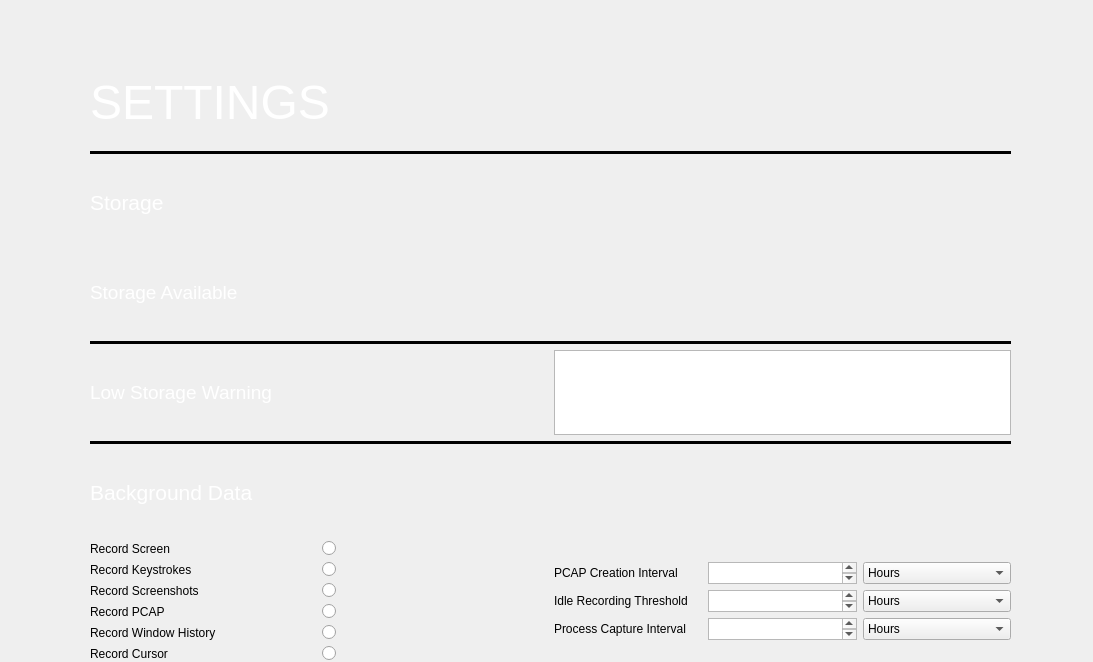
Qt form src/ui/Settings/Settings.ui (komodo6/AVERT) before a commit.
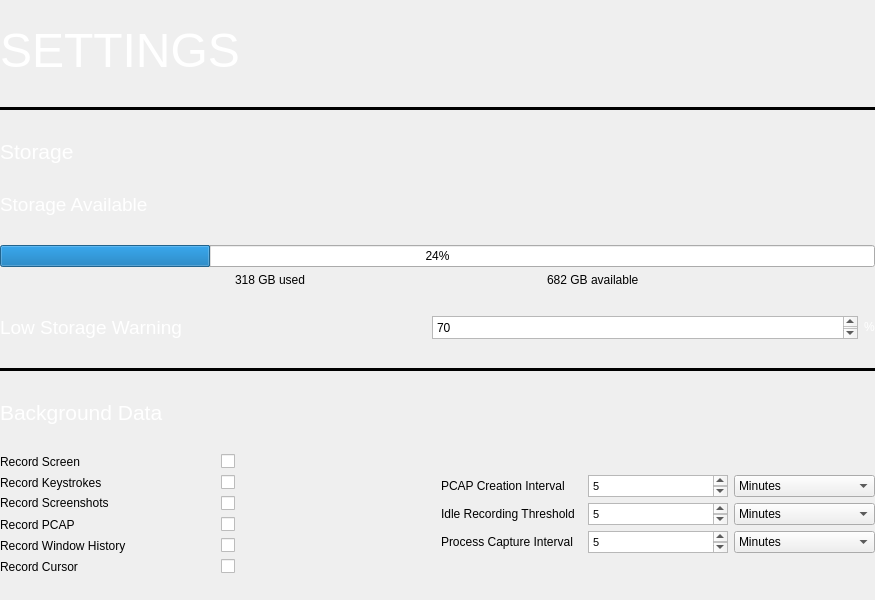
The same form after that commit.

Patch:
```diff
--- a/src/ui/Settings/Settings.ui
+++ b/src/ui/Settings/Settings.ui
@@ -6,8 +6,8 @@
    <rect>
     <x>0</x>
     <y>0</y>
-    <width>1093</width>
-    <height>662</height>
+    <width>875</width>
+    <height>600</height>
    </rect>
   </property>
   <property name="windowTitle">
@@ -16,21 +16,27 @@
   <widget class="QWidget" name="verticalLayoutWidget">
    <property name="geometry">
     <rect>
-     <x>90</x>
-     <y>60</y>
-     <width>921</width>
-     <height>601</height>
+     <x>0</x>
+     <y>0</y>
+     <width>875</width>
+     <height>600</height>
     </rect>
    </property>
-   <layout class="QVBoxLayout" name="verticalLayout" stretch="1,1,1,1,1,1,1,1,4">
+   <layout class="QVBoxLayout" name="verticalLayout" stretch="0,0,0,0,0,0,0,0,1">
     <property name="spacing">
      <number>6</number>
     </property>
     <property name="sizeConstraint">
-     <enum>QLayout::SetMaximumSize</enum>
+     <enum>QLayout::SetMinimumSize</enum>
     </property>
     <item>
      <widget class="QLabel" name="label">
+      <property name="sizePolicy">
+       <sizepolicy hsizetype="Preferred" vsizetype="Fixed">
+        <horstretch>0</horstretch>
+        <verstretch>0</verstretch>
+       </sizepolicy>
+      </property>
       <property name="lineWidth">
        <number>1</number>
       </property>
@@ -54,6 +60,12 @@
     </item>
     <item>
      <widget class="QLabel" name="label_2">
+      <property name="sizePolicy">
+       <sizepolicy hsizetype="Preferred" vsizetype="Fixed">
+        <horstretch>0</horstretch>
+        <verstretch>0</verstretch>
+       </sizepolicy>
+      </property>
       <property name="text">
        <string>&lt;html&gt;&lt;head/&gt;&lt;body&gt;&lt;p&gt;&lt;span style=&quot; font-size:16pt; color:#ffffff;&quot;&gt;Storage&lt;/span&gt;&lt;/p&gt;&lt;/body&gt;&lt;/html&gt;</string>
       </property>
@@ -61,33 +73,70 @@
     </item>
     <item>
      <widget class="QLabel" name="label_3">
+      <property name="sizePolicy">
+       <sizepolicy hsizetype="Preferred" vsizetype="Fixed">
+        <horstretch>0</horstretch>
+        <verstretch>0</verstretch>
+       </sizepolicy>
+      </property>
       <property name="text">
        <string>&lt;html&gt;&lt;head/&gt;&lt;body&gt;&lt;p&gt;&lt;span style=&quot; font-size:14pt; color:#ffffff;&quot;&gt;Storage Available&lt;/span&gt;&lt;/p&gt;&lt;/body&gt;&lt;/html&gt;</string>
       </property>
      </widget>
     </item>
     <item>
-     <widget class="Line" name="line_2">
-      <property name="frameShadow">
-       <enum>QFrame::Plain</enum>
-      </property>
-      <property name="lineWidth">
-       <number>100</number>
-      </property>
-      <property name="midLineWidth">
-       <number>100</number>
-      </property>
-      <property name="orientation">
-       <enum>Qt::Horizontal</enum>
-      </property>
-     </widget>
+     <layout class="QVBoxLayout" name="verticalLayout_2">
+      <item>
+       <widget class="QProgressBar" name="progressBar">
+        <property name="value">
+         <number>24</number>
+        </property>
+       </widget>
+      </item>
+      <item>
+       <layout class="QHBoxLayout" name="horizontalLayout_3">
+        <item>
+         <widget class="QLabel" name="label_16">
+          <property name="sizePolicy">
+           <sizepolicy hsizetype="Fixed" vsizetype="Fixed">
+            <horstretch>0</horstretch>
+            <verstretch>0</verstretch>
+           </sizepolicy>
+          </property>
+          <property name="text">
+           <string>318 GB used</string>
+          </property>
+         </widget>
+        </item>
+        <item>
+         <widget class="QLabel" name="label_17">
+          <property name="sizePolicy">
+           <sizepolicy hsizetype="Fixed" vsizetype="Fixed">
+            <horstretch>0</horstretch>
+            <verstretch>0</verstretch>
+           </sizepolicy>
+          </property>
+          <property name="text">
+           <string>682 GB available</string>
+          </property>
+         </widget>
+        </item>
+       </layout>
+      </item>
+     </layout>
     </item>
     <item>
-     <layout class="QHBoxLayout" name="horizontalLayout" stretch="0,0">
+     <layout class="QHBoxLayout" name="horizontalLayout" stretch="0,0,0">
+      <property name="spacing">
+       <number>6</number>
+      </property>
+      <property name="sizeConstraint">
+       <enum>QLayout::SetMinimumSize</enum>
+      </property>
       <item>
        <widget class="QLabel" name="label_4">
         <property name="sizePolicy">
-         <sizepolicy hsizetype="Preferred" vsizetype="Preferred">
+         <sizepolicy hsizetype="Preferred" vsizetype="Fixed">
           <horstretch>0</horstretch>
           <verstretch>0</verstretch>
          </sizepolicy>
@@ -111,12 +160,21 @@
           <verstretch>0</verstretch>
          </sizepolicy>
         </property>
+        <property name="minimumSize">
+         <size>
+          <width>10</width>
+          <height>10</height>
+         </size>
+        </property>
         <property name="baseSize">
          <size>
           <width>0</width>
           <height>0</height>
          </size>
         </property>
+        <property name="plainText">
+         <string>70</string>
+        </property>
         <property name="tabStopWidth">
          <number>40</number>
         </property>
@@ -128,6 +186,19 @@
         </property>
        </widget>
       </item>
+      <item>
+       <widget class="QLabel" name="label_15">
+        <property name="sizePolicy">
+         <sizepolicy hsizetype="Fixed" vsizetype="Fixed">
+          <horstretch>0</horstretch>
+          <verstretch>0</verstretch>
+         </sizepolicy>
+        </property>
+        <property name="text">
+         <string>&lt;html&gt;&lt;head/&gt;&lt;body&gt;&lt;p&gt;&lt;span style=&quot; color:#ffffff;&quot;&gt;%&lt;/span&gt;&lt;/p&gt;&lt;/body&gt;&lt;/html&gt;</string>
+        </property>
+       </widget>
+      </item>
      </layout>
     </item>
     <item>
@@ -151,6 +222,12 @@
     </item>
     <item>
      <widget class="QLabel" name="label_8">
+      <property name="sizePolicy">
+       <sizepolicy hsizetype="Preferred" vsizetype="Fixed">
+        <horstretch>0</horstretch>
+        <verstretch>0</verstretch>
+       </sizepolicy>
+      </property>
       <property name="text">
        <string>&lt;html&gt;&lt;head/&gt;&lt;body&gt;&lt;p&gt;&lt;span style=&quot; font-size:16pt; color:#ffffff;&quot;&gt;Background Data&lt;/span&gt;&lt;/p&gt;&lt;/body&gt;&lt;/html&gt;</string>
       </property>
@@ -160,6 +237,29 @@
      <layout class="QHBoxLayout" name="horizontalLayout_2">
       <item>
        <layout class="QGridLayout" name="gridLayout_2">
+        <property name="sizeConstraint">
+         <enum>QLayout::SetMinAndMaxSize</enum>
+        </property>
+        <item row="5" column="0">
+         <widget class="QLabel" name="label_7">
+          <property name="text">
+           <string>Record Cursor</string>
+          </property>
+         </widget>
+        </item>
+        <item row="2" column="0">
+         <widget class="QLabel" name="label_11">
+          <property name="sizePolicy">
+           <sizepolicy hsizetype="Preferred" vsizetype="Fixed">
+            <horstretch>0</horstretch>
+            <verstretch>0</verstretch>
+           </sizepolicy>
+          </property>
+          <property name="text">
+           <string>Record Screenshots</string>
+          </property>
+         </widget>
+        </item>
         <item row="0" column="0">
          <widget class="QLabel" name="label_5">
           <property name="text">
@@ -167,6 +267,13 @@
           </property>
          </widget>
         </item>
+        <item row="1" column="0">
+         <widget class="QLabel" name="label_6">
+          <property name="text">
+           <string>Record Keystrokes</string>
+          </property>
+         </widget>
+        </item>
         <item row="4" column="0">
          <widget class="QLabel" name="label_9">
           <property name="text">
@@ -182,63 +289,42 @@
          </widget>
         </item>
         <item row="0" column="1">
-         <widget class="QRadioButton" name="radioButton">
+         <widget class="QCheckBox" name="checkBox">
           <property name="text">
            <string/>
           </property>
          </widget>
         </item>
-        <item row="1" column="0">
-         <widget class="QLabel" name="label_6">
-          <property name="text">
-           <string>Record Keystrokes</string>
-          </property>
-         </widget>
-        </item>
-        <item row="2" column="0">
-         <widget class="QLabel" name="label_11">
-          <property name="text">
-           <string>Record Screenshots</string>
-          </property>
-         </widget>
-        </item>
-        <item row="5" column="0">
-         <widget class="QLabel" name="label_7">
-          <property name="text">
-           <string>Record Cursor</string>
-          </property>
-         </widget>
-        </item>
         <item row="1" column="1">
-         <widget class="QRadioButton" name="radioButton_2">
+         <widget class="QCheckBox" name="checkBox_2">
           <property name="text">
            <string/>
           </property>
          </widget>
         </item>
         <item row="2" column="1">
-         <widget class="QRadioButton" name="radioButton_3">
+         <widget class="QCheckBox" name="checkBox_3">
           <property name="text">
            <string/>
           </property>
          </widget>
         </item>
         <item row="3" column="1">
-         <widget class="QRadioButton" name="radioButton_4">
+         <widget class="QCheckBox" name="checkBox_4">
           <property name="text">
            <string/>
           </property>
          </widget>
         </item>
         <item row="4" column="1">
-         <widget class="QRadioButton" name="radioButton_5">
+         <widget class="QCheckBox" name="checkBox_5">
           <property name="text">
            <string/>
           </property>
          </widget>
         </item>
         <item row="5" column="1">
-         <widget class="QRadioButton" name="radioButton_6">
+         <widget class="QCheckBox" name="checkBox_6">
           <property name="text">
            <string/>
           </property>
@@ -265,6 +351,13 @@
               <verstretch>0</verstretch>
              </sizepolicy>
             </property>
+            <property name="html">
+             <string>&lt;!DOCTYPE HTML PUBLIC &quot;-//W3C//DTD HTML 4.0//EN&quot; &quot;http://www.w3.org/TR/REC-html40/strict.dtd&quot;&gt;
+&lt;html&gt;&lt;head&gt;&lt;meta name=&quot;qrichtext&quot; content=&quot;1&quot; /&gt;&lt;style type=&quot;text/css&quot;&gt;
+p, li { white-space: pre-wrap; }
+&lt;/style&gt;&lt;/head&gt;&lt;body style=&quot; font-family:'MS Shell Dlg 2'; font-size:8.25pt; font-weight:400; font-style:normal;&quot;&gt;
+&lt;p style=&quot; margin-top:0px; margin-bottom:0px; margin-left:0px; margin-right:0px; -qt-block-indent:0; text-indent:0px;&quot;&gt;5&lt;/p&gt;&lt;/body&gt;&lt;/html&gt;</string>
+            </property>
             <property name="tabStopWidth">
              <number>40</number>
             </property>
@@ -278,6 +371,13 @@
               <verstretch>0</verstretch>
              </sizepolicy>
             </property>
+            <property name="html">
+             <string>&lt;!DOCTYPE HTML PUBLIC &quot;-//W3C//DTD HTML 4.0//EN&quot; &quot;http://www.w3.org/TR/REC-html40/strict.dtd&quot;&gt;
+&lt;html&gt;&lt;head&gt;&lt;meta name=&quot;qrichtext&quot; content=&quot;1&quot; /&gt;&lt;style type=&quot;text/css&quot;&gt;
+p, li { white-space: pre-wrap; }
+&lt;/style&gt;&lt;/head&gt;&lt;body style=&quot; font-family:'MS Shell Dlg 2'; font-size:8.25pt; font-weight:400; font-style:normal;&quot;&gt;
+&lt;p style=&quot; margin-top:0px; margin-bottom:0px; margin-left:0px; margin-right:0px; -qt-block-indent:0; text-indent:0px;&quot;&gt;5&lt;/p&gt;&lt;/body&gt;&lt;/html&gt;</string>
+            </property>
            </widget>
           </item>
           <item row="1" column="0">
@@ -302,18 +402,28 @@
               <verstretch>0</verstretch>
              </sizepolicy>
             </property>
+            <property name="html">
+             <string>&lt;!DOCTYPE HTML PUBLIC &quot;-//W3C//DTD HTML 4.0//EN&quot; &quot;http://www.w3.org/TR/REC-html40/strict.dtd&quot;&gt;
+&lt;html&gt;&lt;head&gt;&lt;meta name=&quot;qrichtext&quot; content=&quot;1&quot; /&gt;&lt;style type=&quot;text/css&quot;&gt;
+p, li { white-space: pre-wrap; }
+&lt;/style&gt;&lt;/head&gt;&lt;body style=&quot; font-family:'MS Shell Dlg 2'; font-size:8.25pt; font-weight:400; font-style:normal;&quot;&gt;
+&lt;p style=&quot; margin-top:0px; margin-bottom:0px; margin-left:0px; margin-right:0px; -qt-block-indent:0; text-indent:0px;&quot;&gt;5&lt;/p&gt;&lt;/body&gt;&lt;/html&gt;</string>
+            </property>
            </widget>
           </item>
           <item row="0" column="2">
            <widget class="QComboBox" name="comboBox">
+            <property name="currentText">
+             <string>Minutes</string>
+            </property>
             <item>
              <property name="text">
-              <string>Hours</string>
+              <string>Minutes</string>
              </property>
             </item>
             <item>
              <property name="text">
-              <string>Minutes</string>
+              <string>Hours</string>
              </property>
             </item>
             <item>
@@ -325,14 +435,17 @@
           </item>
           <item row="1" column="2">
            <widget class="QComboBox" name="comboBox_2">
+            <property name="currentText">
+             <string>Minutes</string>
+            </property>
             <item>
              <property name="text">
-              <string>Hours</string>
+              <string>Minutes</string>
              </property>
             </item>
             <item>
              <property name="text">
-              <string>Minutes</string>
+              <string>Hours</string>
              </property>
             </item>
             <item>
@@ -344,14 +457,17 @@
           </item>
           <item row="2" column="2">
            <widget class="QComboBox" name="comboBox_3">
+            <property name="currentText">
+             <string>Minutes</string>
+            </property>
             <item>
              <property name="text">
-              <string>Hours</string>
+              <string>Minutes</string>
              </property>
             </item>
             <item>
              <property name="text">
-              <string>Minutes</string>
+              <string>Hours</string>
              </property>
             </item>
             <item>
```
